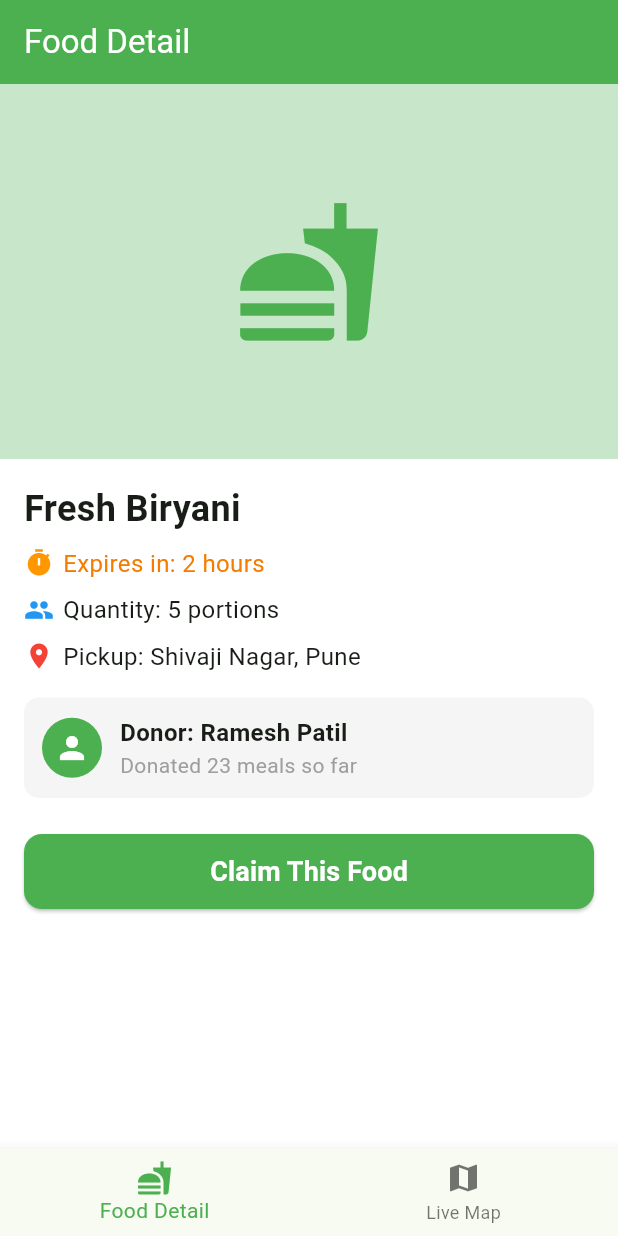
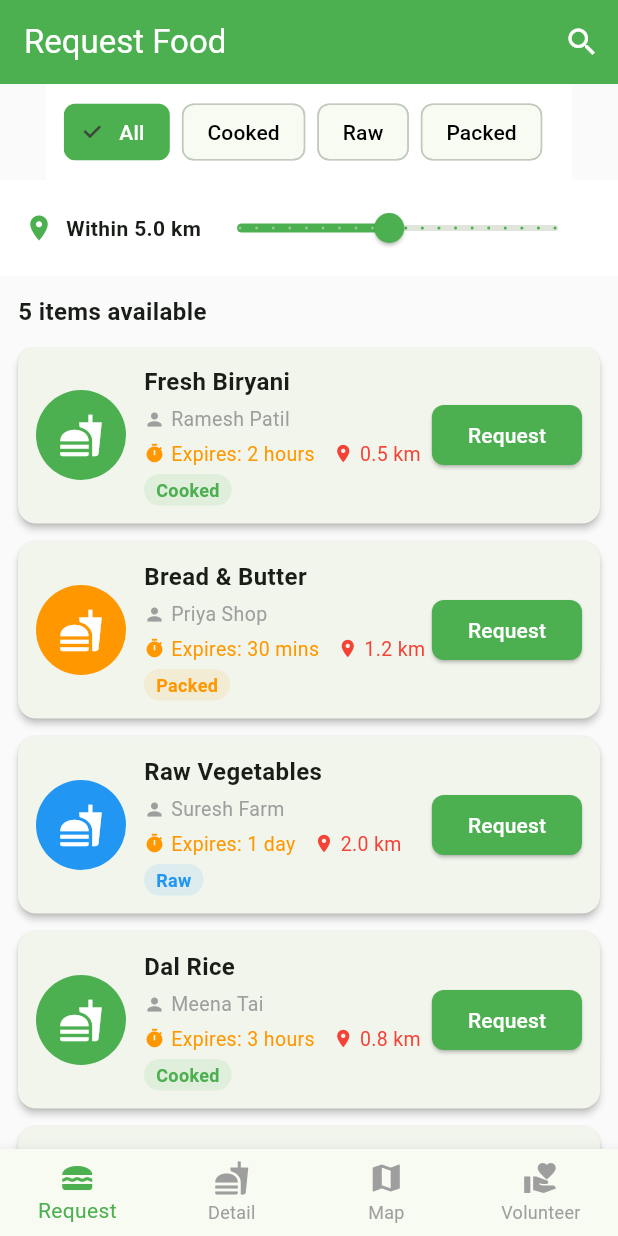
Before and after one commit to Sakshi-2004s/community-food-rescue-app, a Flutter app: the screen it shows after launch, on a phone screen of 412 x 824 dp. Run offline on Flutter 3.47's test engine with Material 3 defaults, Android fonts, the phone set to English and light mode, and no system bars.

Commit message:
Member 2 - all pages done

```diff
--- a/lib/main.dart
+++ b/lib/main.dart
@@ -1,6 +1,8 @@
 import 'package:flutter/material.dart';
 import 'listing_detail_screen.dart';
 import 'live_map_screen.dart';
+import 'request_food_screen.dart' as req;
+import 'volunteer_screen.dart' as vol;
 
 void main() {
   runApp(const MyApp());
@@ -18,7 +20,7 @@ class MyApp extends StatelessWidget {
         colorScheme: ColorScheme.fromSeed(seedColor: Colors.green),
         useMaterial3: true,
       ),
-      home: MainScreen(),
+      home: const MainScreen(),
     );
   }
 }
@@ -33,7 +35,12 @@ class MainScreen extends StatefulWidget {
 class _MainScreenState extends State<MainScreen> {
   int _currentIndex = 0;
 
-  final List<Widget> _pages = [ListingDetailScreen(), LiveMapScreen()];
+  final List<Widget> _pages = [
+    req.RequestFoodScreen(),
+    ListingDetailScreen(),
+    LiveMapScreen(),
+    vol.VolunteerScreen(),
+  ];
 
   @override
   Widget build(BuildContext context) {
@@ -42,6 +49,8 @@ class _MainScreenState extends State<MainScreen> {
       bottomNavigationBar: BottomNavigationBar(
         currentIndex: _currentIndex,
         selectedItemColor: Colors.green,
+        unselectedItemColor: Colors.grey,
+        type: BottomNavigationBarType.fixed,
         onTap: (index) {
           setState(() {
             _currentIndex = index;
@@ -49,10 +58,15 @@ class _MainScreenState extends State<MainScreen> {
         },
         items: const [
           BottomNavigationBarItem(
-            icon: Icon(Icons.fastfood),
-            label: 'Food Detail',
+            icon: Icon(Icons.lunch_dining),
+            label: 'Request',
           ),
-          BottomNavigationBarItem(icon: Icon(Icons.map), label: 'Live Map'),
+          BottomNavigationBarItem(icon: Icon(Icons.fastfood), label: 'Detail'),
+          BottomNavigationBarItem(icon: Icon(Icons.map), label: 'Map'),
+          BottomNavigationBarItem(
+            icon: Icon(Icons.volunteer_activism),
+            label: 'Volunteer',
+          ),
         ],
       ),
     );
--- /dev/null
+++ b/lib/request_food_screen.dart
@@ -0,0 +1,316 @@
+import 'package:flutter/material.dart';
+
+class RequestFoodScreen extends StatefulWidget {
+  const RequestFoodScreen({super.key});
+
+  @override
+  State<RequestFoodScreen> createState() => _RequestFoodScreenState();
+}
+
+class _RequestFoodScreenState extends State<RequestFoodScreen> {
+  String selectedCategory = 'All';
+  double distanceValue = 5.0;
+
+  final List<Map<String, dynamic>> foodList = [
+    {
+      'name': 'Fresh Biryani',
+      'donor': 'Ramesh Patil',
+      'distance': '0.5 km',
+      'expiry': '2 hours',
+      'quantity': '5 portions',
+      'category': 'Cooked',
+      'color': Colors.green,
+    },
+    {
+      'name': 'Bread & Butter',
+      'donor': 'Priya Shop',
+      'distance': '1.2 km',
+      'expiry': '30 mins',
+      'quantity': '10 pieces',
+      'category': 'Packed',
+      'color': Colors.orange,
+    },
+    {
+      'name': 'Raw Vegetables',
+      'donor': 'Suresh Farm',
+      'distance': '2.0 km',
+      'expiry': '1 day',
+      'quantity': '3 kg',
+      'category': 'Raw',
+      'color': Colors.blue,
+    },
+    {
+      'name': 'Dal Rice',
+      'donor': 'Meena Tai',
+      'distance': '0.8 km',
+      'expiry': '3 hours',
+      'quantity': '8 portions',
+      'category': 'Cooked',
+      'color': Colors.green,
+    },
+    {
+      'name': 'Biscuits Pack',
+      'donor': 'Quick Store',
+      'distance': '1.5 km',
+      'expiry': '2 days',
+      'quantity': '5 packs',
+      'category': 'Packed',
+      'color': Colors.orange,
+    },
+  ];
+
+  List<Map<String, dynamic>> get filteredList {
+    if (selectedCategory == 'All') return foodList;
+    return foodList
+        .where((food) => food['category'] == selectedCategory)
+        .toList();
+  }
+
+  @override
+  Widget build(BuildContext context) {
+    return Scaffold(
+      backgroundColor: Colors.grey[50],
+      appBar: AppBar(
+        backgroundColor: Colors.green,
+        title: const Text(
+          'Request Food',
+          style: TextStyle(color: Colors.white),
+        ),
+        iconTheme: const IconThemeData(color: Colors.white),
+        actions: [
+          IconButton(
+            icon: const Icon(Icons.search, color: Colors.white),
+            onPressed: () {},
+          ),
+        ],
+      ),
+      body: Column(
+        children: [
+          // Category Filter
+          Container(
+            color: Colors.white,
+            padding: const EdgeInsets.symmetric(vertical: 8, horizontal: 12),
+            child: SingleChildScrollView(
+              scrollDirection: Axis.horizontal,
+              child: Row(
+                children: ['All', 'Cooked', 'Raw', 'Packed']
+                    .map(
+                      (category) => Padding(
+                        padding: const EdgeInsets.only(right: 8),
+                        child: FilterChip(
+                          label: Text(category),
+                          selected: selectedCategory == category,
+                          selectedColor: Colors.green,
+                          onSelected: (_) {
+                            setState(() {
+                              selectedCategory = category;
+                            });
+                          },
+                          labelStyle: TextStyle(
+                            color: selectedCategory == category
+                                ? Colors.white
+                                : Colors.black,
+                          ),
+                        ),
+                      ),
+                    )
+                    .toList(),
+              ),
+            ),
+          ),
+
+          // Distance Slider
+          Container(
+            color: Colors.white,
+            padding: const EdgeInsets.symmetric(horizontal: 16, vertical: 8),
+            child: Row(
+              children: [
+                const Icon(Icons.location_on, color: Colors.green, size: 20),
+                const SizedBox(width: 8),
+                Text(
+                  'Within ${distanceValue.toStringAsFixed(1)} km',
+                  style: const TextStyle(fontWeight: FontWeight.bold),
+                ),
+                Expanded(
+                  child: Slider(
+                    value: distanceValue,
+                    min: 0.5,
+                    max: 10.0,
+                    divisions: 19,
+                    activeColor: Colors.green,
+                    onChanged: (value) {
+                      setState(() {
+                        distanceValue = value;
+                      });
+                    },
+                  ),
+                ),
+              ],
+            ),
+          ),
+
+          // Results Count
+          Padding(
+            padding: const EdgeInsets.all(12),
+            child: Row(
+              children: [
+                Text(
+                  '${filteredList.length} items available',
+                  style: const TextStyle(
+                    fontWeight: FontWeight.bold,
+                    fontSize: 16,
+                  ),
+                ),
+              ],
+            ),
+          ),
+
+          // Food List
+          Expanded(
+            child: ListView.builder(
+              padding: const EdgeInsets.symmetric(horizontal: 12),
+              itemCount: filteredList.length,
+              itemBuilder: (context, index) {
+                final food = filteredList[index];
+                return Card(
+                  margin: const EdgeInsets.only(bottom: 12),
+                  shape: RoundedRectangleBorder(
+                    borderRadius: BorderRadius.circular(12),
+                  ),
+                  elevation: 2,
+                  child: Padding(
+                    padding: const EdgeInsets.all(12),
+                    child: Row(
+                      children: [
+                        // Food Icon
+                        CircleAvatar(
+                          radius: 30,
+                          backgroundColor: food['color'] as Color,
+                          child: const Icon(
+                            Icons.fastfood,
+                            color: Colors.white,
+                            size: 30,
+                          ),
+                        ),
+                        const SizedBox(width: 12),
+
+                        // Food Details
+                        Expanded(
+                          child: Column(
+                            crossAxisAlignment: CrossAxisAlignment.start,
+                            children: [
+                              Text(
+                                food['name'] as String,
+                                style: const TextStyle(
+                                  fontWeight: FontWeight.bold,
+                                  fontSize: 16,
+                                ),
+                              ),
+                              const SizedBox(height: 4),
+                              Row(
+                                children: [
+                                  const Icon(
+                                    Icons.person,
+                                    size: 14,
+                                    color: Colors.grey,
+                                  ),
+                                  const SizedBox(width: 4),
+                                  Text(
+                                    food['donor'] as String,
+                                    style: const TextStyle(
+                                      color: Colors.grey,
+                                      fontSize: 13,
+                                    ),
+                                  ),
+                                ],
+                              ),
+                              const SizedBox(height: 4),
+                              Row(
+                                children: [
+                                  const Icon(
+                                    Icons.timer,
+                                    size: 14,
+                                    color: Colors.orange,
+                                  ),
+                                  const SizedBox(width: 4),
+                                  Text(
+                                    'Expires: ${food['expiry']}',
+                                    style: const TextStyle(
+                                      color: Colors.orange,
+                                      fontSize: 13,
+                                    ),
+                                  ),
+                                  const SizedBox(width: 12),
+                                  const Icon(
+                                    Icons.location_on,
+                                    size: 14,
+                                    color: Colors.red,
+                                  ),
+                                  const SizedBox(width: 4),
+                                  Text(
+                                    food['distance'] as String,
+                                    style: const TextStyle(
+                                      color: Colors.red,
+                                      fontSize: 13,
+                                    ),
+                                  ),
+                                ],
+                              ),
+                              const SizedBox(height: 4),
+                              Container(
+                                padding: const EdgeInsets.symmetric(
+                                  horizontal: 8,
+                                  vertical: 2,
+                                ),
+                                decoration: BoxDecoration(
+                                  color: (food['color'] as Color).withOpacity(
+                                    0.1,
+                                  ),
+                                  borderRadius: BorderRadius.circular(12),
+                                ),
+                                child: Text(
+                                  food['category'] as String,
+                                  style: TextStyle(
+                                    color: food['color'] as Color,
+                                    fontSize: 12,
+                                    fontWeight: FontWeight.bold,
+                                  ),
+                                ),
+                              ),
+                            ],
+                          ),
+                        ),
+
+                        // Request Button
+                        ElevatedButton(
+                          style: ElevatedButton.styleFrom(
+                            backgroundColor: Colors.green,
+                            shape: RoundedRectangleBorder(
+                              borderRadius: BorderRadius.circular(8),
+                            ),
+                          ),
+                          onPressed: () {
+                            ScaffoldMessenger.of(context).showSnackBar(
+                              SnackBar(
+                                content: Text('✅ ${food['name']} Requested!'),
+                                backgroundColor: Colors.green,
+                              ),
+                            );
+                          },
+                          child: const Text(
+                            'Request',
+                            style: TextStyle(color: Colors.white),
+                          ),
+                        ),
+                      ],
+                    ),
+                  ),
+                );
+              },
+            ),
+          ),
+        ],
+      ),
+    );
+  }
+}
```
Also changed, not shown: lib/volunteer_screen.dart (added, +299 -0 lines).
